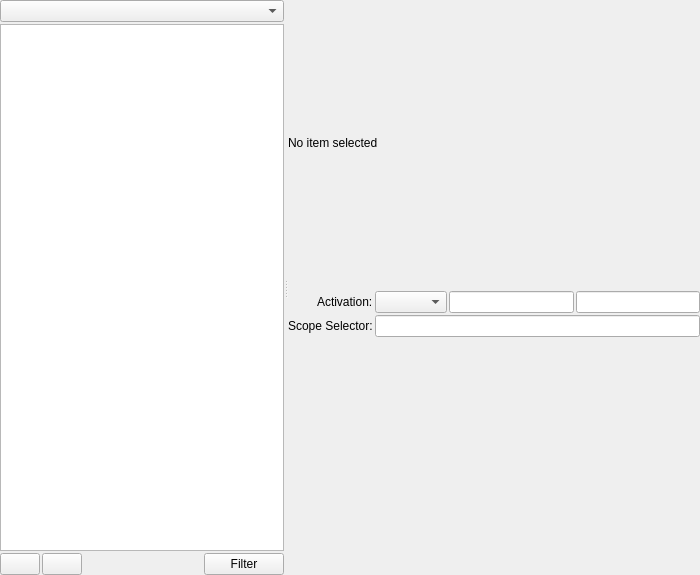
This is resources/ui/support/editor.ui in prymatex/prymatex as Qt 5 draws it before an edit. The edited form follows.
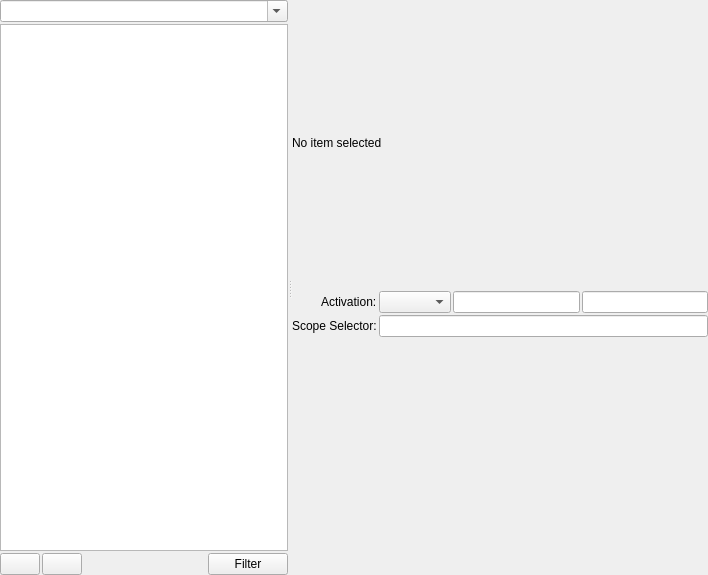
This is the edited form. Icons and pictures are not drawn.

Commit message: new wait-for-input for dialog api

The edit to the form file:
```diff
--- a/resources/ui/support/editor.ui
+++ b/resources/ui/support/editor.ui
@@ -2,6 +2,14 @@
 <ui version="4.0">
  <class>BundleEditor</class>
  <widget class="QWidget" name="BundleEditor">
+  <property name="geometry">
+   <rect>
+    <x>0</x>
+    <y>0</y>
+    <width>708</width>
+    <height>575</height>
+   </rect>
+  </property>
   <property name="minimumSize">
    <size>
     <width>700</width>
@@ -33,7 +41,11 @@
         <number>2</number>
        </property>
        <item>
-        <widget class="QComboBox" name="comboBoxItemFilter"/>
+        <widget class="QComboBox" name="comboBoxItemFilter">
+         <property name="editable">
+          <bool>true</bool>
+         </property>
+        </widget>
        </item>
        <item>
         <widget class="QTreeView" name="treeView"/>
```
The commit also changes 4 other files.
